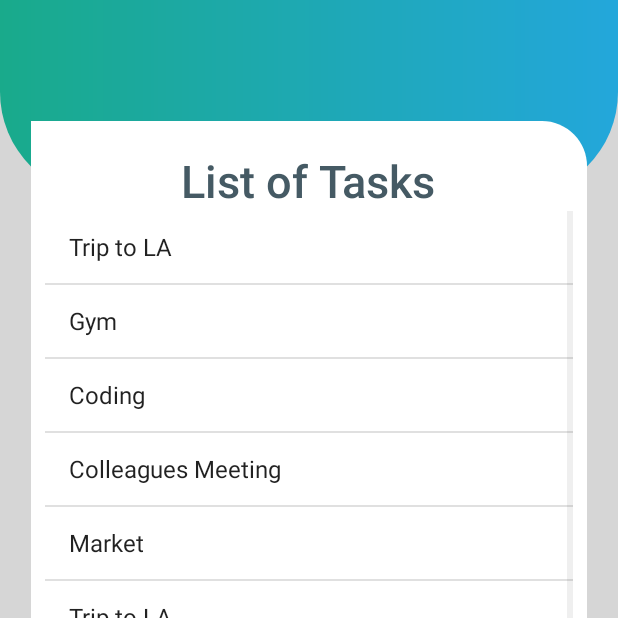
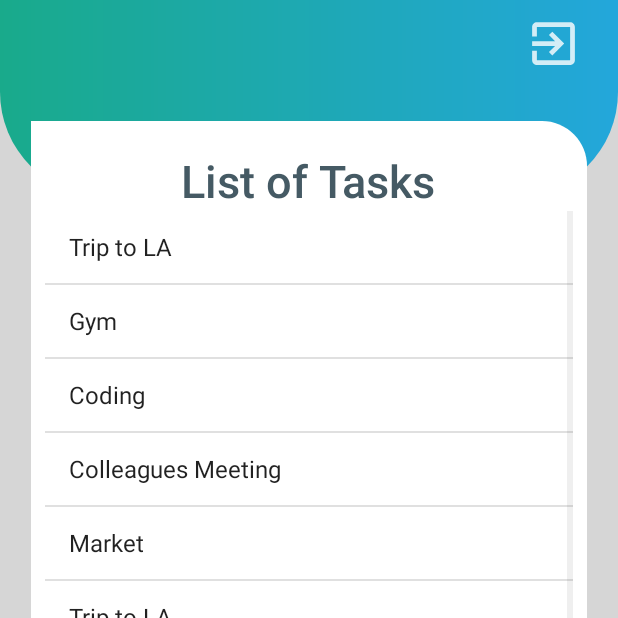
Before and after one commit to BenDurmishllari/uGotThis-, an Android app: the TaskList screen opened directly, with no data from a screen before it, on a phone screen of 412 x 824 dp, the top half of it. Run offline under Robolectric (Android 15) with nearby library versions, the phone set to English and light mode, and no system bars; our stand-ins replace Firebase (no records; nobody signed in at launch, a user with empty details on screens opened directly).

Commit message:
create task page done

```diff
--- a/app/src/main/java/com/example/ugotthis/TaskList.java
+++ b/app/src/main/java/com/example/ugotthis/TaskList.java
@@ -12,10 +12,16 @@ import android.view.ViewGroup;
 import android.widget.Adapter;
 import android.widget.ArrayAdapter;
 import android.widget.BaseAdapter;
+import android.widget.Button;
 import android.widget.EditText;
 import android.widget.ImageView;
 import android.widget.ListView;
 import android.widget.AdapterView;
+
+import com.google.firebase.auth.FirebaseAuth;
+import com.google.firebase.auth.FirebaseUser;
+import com.google.firebase.firestore.CollectionReference;
+import com.google.firebase.firestore.FirebaseFirestore;
 
 import java.util.ArrayList;
 
@@ -29,11 +35,45 @@ public class TaskList extends AppCompatActivity {
     private ArrayAdapter adapter;
     Intent editpage;
 
+    private Button btnLogout;
+    private Button btnCreateTask;
+
+    // Firebase attributes
+    private FirebaseAuth firebaseAuth;
+    private FirebaseAuth.AuthStateListener authStateListener;
+    private FirebaseUser currentUser;
+
+    // database collection
+    private FirebaseFirestore database = FirebaseFirestore.getInstance();
+    private CollectionReference collectionReference = database.collection("Users");
+
 
     @Override
     protected void onCreate(Bundle savedInstanceState) {
         super.onCreate(savedInstanceState);
         setContentView(R.layout.activity_task_list);
+
+        btnCreateTask = findViewById(R.id.btn_add_tasks);
+        btnCreateTask.setOnClickListener(new View.OnClickListener()
+        {
+            @Override
+            public void onClick(View view)
+            {
+                startActivity(new Intent(TaskList.this, CreateTask_activity.class));
+            }
+        });
+
+        btnLogout = findViewById(R.id.btnLogout);
+        btnLogout.setOnClickListener(new View.OnClickListener()
+        {
+            @Override
+            public void onClick(View v)
+            {
+                FirebaseAuth.getInstance().signOut();
+                startActivity(new Intent(TaskList.this, LogIn_activity.class));
+                finish();
+            }
+        });
 
 
         listview = findViewById(R.id.item_list);
--- /dev/null
+++ b/app/src/main/res/drawable-anydpi/exit_app.xml
@@ -0,0 +1,11 @@
+<vector xmlns:android="http://schemas.android.com/apk/res/android"
+    android:width="24dp"
+    android:height="24dp"
+    android:viewportWidth="24"
+    android:viewportHeight="24"
+    android:tint="#FFFFFF"
+    android:alpha="0.8">
+    <path
+        android:fillColor="#FF000000"
+        android:pathData="M10.09,15.59L11.5,17l5,-5 -5,-5 -1.41,1.41L12.67,11H3v2h9.67l-2.58,2.59zM19,3H5c-1.11,0 -2,0.9 -2,2v4h2V5h14v14H5v-4H3v4c0,1.1 0.89,2 2,2h14c1.1,0 2,-0.9 2,-2V5c0,-1.1 -0.9,-2 -2,-2z"/>
+</vector>
--- a/app/src/main/res/layout/activity_task_list.xml
+++ b/app/src/main/res/layout/activity_task_list.xml
@@ -14,7 +14,14 @@
           the abilityt to update the task etc. -->
 
     <!-- Relative layout that it has the header on top -->
-    <RelativeLayout
+    <Button
+        android:id="@+id/btnLogout"
+        android:layout_width="38dp"
+        android:layout_height="38dp"
+        android:layout_marginLeft="350dp"
+        android:layout_marginTop="10dp"
+        android:background="@drawable/exit_app" />
+        <RelativeLayout
         android:layout_width="wrap_content"
         android:layout_height="wrap_content">
         <View
--- a/app/src/main/res/values/strings.xml
+++ b/app/src/main/res/values/strings.xml
@@ -36,4 +36,8 @@
     <string name="lbleditpage">Edit Activity</string>
     <string name="btnupdate">Update Activity</string>
     <string name="lbllisttask">List of Tasks</string>
+    <string name="lblcreateTask">Create Task</string>
+    <string name="task_title">Task Title</string>
+    <string name="task_description">Task Description</string>
+    <string name="save_task">Save Task</string>
 </resources>
```
Also changed, not shown: app/src/main/AndroidManifest.xml (+13 -10 lines), app/src/main/java/Model/Task.java (added, +44 -0 lines), app/src/main/java/com/example/ugotthis/CreateTask_activity.java (added, +14 -0 lines), app/src/main/java/com/example/ugotthis/LogIn_activity.java (+2 -15 lines), app/src/main/res/drawable-anydpi/menu_logout.xml (added, +11 -0 lines), app/src/main/res/layout/activity_create_task_activity.xml (added, +159 -0 lines), app/src/main/res/drawable-hdpi/exit_app.png (added), app/src/main/res/drawable-hdpi/menu_logout.png (added), app/src/main/res/drawable-mdpi/exit_app.png (added), app/src/main/res/drawable-mdpi/menu_logout.png (added), app/src/main/res/drawable-xhdpi/exit_app.png (added), app/src/main/res/drawable-xhdpi/menu_logout.png (added), app/src/main/res/drawable-xxhdpi/exit_app.png (added), app/src/main/res/drawable-xxhdpi/menu_logout.png (added).
